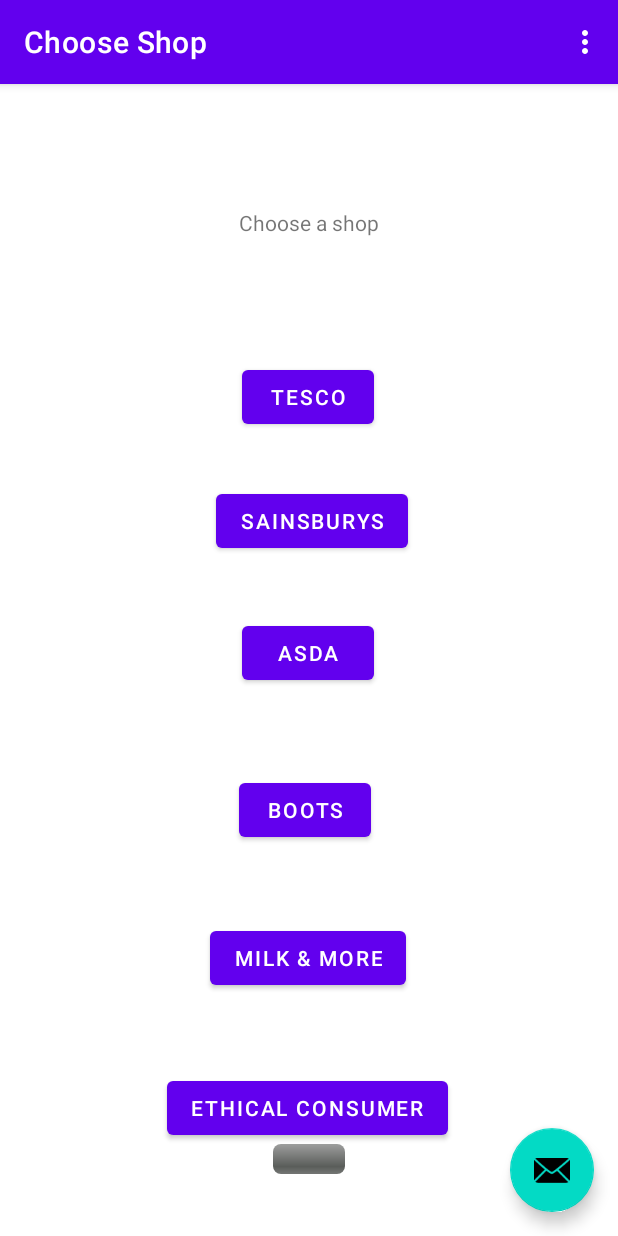
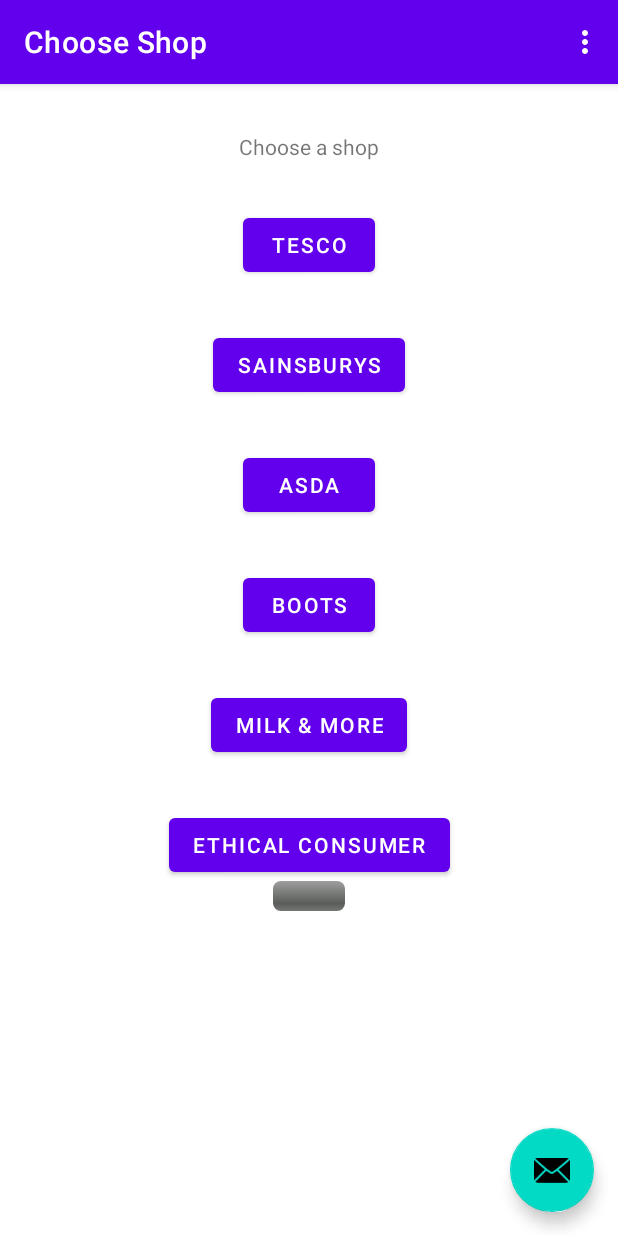
Before and after one commit to amy-phillips/EthicalShoppingAndroid, an Android app: the screen it shows after launch (MainActivity), on a phone screen of 412 x 824 dp. Run offline under Robolectric (Android 15) with nearby library versions, the phone set to English and light mode, and no system bars; our stand-ins replace navigation-ui.

Commit message:
fix layout of first fragment

```diff
--- a/app/src/main/res/layout/fragment_first.xml
+++ b/app/src/main/res/layout/fragment_first.xml
@@ -7,11 +7,11 @@
     tools:context=".FirstFragment">
 
     <TextView
-        android:id="@+id/textview_first"
+        android:id="@+id/choose_shop"
         android:layout_width="wrap_content"
         android:layout_height="wrap_content"
+        android:layout_marginTop="32dp"
         android:text="@string/hello_first_fragment"
-        app:layout_constraintBottom_toTopOf="@id/button_tesco"
         app:layout_constraintEnd_toEndOf="parent"
         app:layout_constraintStart_toStartOf="parent"
         app:layout_constraintTop_toTopOf="parent" />
@@ -21,71 +21,71 @@
         android:layout_width="wrap_content"
         android:layout_height="wrap_content"
         android:text="@string/tesco"
-        app:layout_constraintBottom_toBottomOf="@id/button_sainsburys"
+        app:layout_constraintBottom_toTopOf="@id/button_sainsburys"
         app:layout_constraintEnd_toEndOf="parent"
-        app:layout_constraintHorizontal_bias="0.498"
         app:layout_constraintStart_toStartOf="parent"
-        app:layout_constraintTop_toBottomOf="@id/textview_first" />
+        app:layout_constraintTop_toBottomOf="@id/choose_shop" />
 
     <Button
         android:id="@+id/button_sainsburys"
         android:layout_width="wrap_content"
         android:layout_height="wrap_content"
         android:text="@string/sainsburys"
-        app:layout_constraintBottom_toBottomOf="@id/button_ethicalconsumer"
+        app:layout_constraintBottom_toTopOf="@id/button_asda"
         app:layout_constraintEnd_toEndOf="parent"
-        app:layout_constraintHorizontal_bias="0.508"
         app:layout_constraintStart_toStartOf="parent"
-        app:layout_constraintTop_toBottomOf="@id/textview_first"
-        app:layout_constraintVertical_bias="0.297" />
+        app:layout_constraintTop_toBottomOf="@id/button_tesco" />
 
     <Button
         android:id="@+id/button_asda"
         android:layout_width="wrap_content"
         android:layout_height="wrap_content"
         android:text="@string/asda"
-        app:layout_constraintBottom_toBottomOf="@id/button_ethicalconsumer"
+        app:layout_constraintBottom_toTopOf="@id/button_boots"
         app:layout_constraintEnd_toEndOf="parent"
-        app:layout_constraintHorizontal_bias="0.498"
         app:layout_constraintStart_toStartOf="parent"
-        app:layout_constraintTop_toBottomOf="@id/textview_first"
-        app:layout_constraintVertical_bias="0.455" />
+        app:layout_constraintTop_toBottomOf="@id/button_sainsburys" />
 
     <Button
         android:id="@+id/button_boots"
         android:layout_width="wrap_content"
         android:layout_height="wrap_content"
         android:text="@string/boots"
-        app:layout_constraintBottom_toBottomOf="@id/button_ethicalconsumer"
+        app:layout_constraintBottom_toTopOf="@id/button_milkandmore"
         app:layout_constraintEnd_toEndOf="parent"
-        app:layout_constraintHorizontal_bias="0.492"
         app:layout_constraintStart_toStartOf="parent"
-        app:layout_constraintTop_toBottomOf="@id/textview_first"
-        app:layout_constraintVertical_bias="0.643" />
+        app:layout_constraintTop_toBottomOf="@id/button_asda" />
 
     <Button
         android:id="@+id/button_milkandmore"
         android:layout_width="wrap_content"
         android:layout_height="wrap_content"
         android:text="@string/milkandmore"
-        app:layout_constraintBottom_toBottomOf="@id/button_ethicalconsumer"
+        app:layout_constraintBottom_toTopOf="@id/button_ethicalconsumer"
         app:layout_constraintEnd_toEndOf="parent"
-        app:layout_constraintHorizontal_bias="0.498"
         app:layout_constraintStart_toStartOf="parent"
-        app:layout_constraintTop_toBottomOf="@id/textview_first"
-        app:layout_constraintVertical_bias="0.82" />
+        app:layout_constraintTop_toBottomOf="@id/button_boots" />
+
+    <Space
+        android:id="@+id/spacer"
+        android:layout_width="wrap_content"
+        android:layout_height="wrap_content"
+        android:layout_marginTop="16dp"
+        android:layout_marginBottom="16dp"
+        app:layout_constraintBottom_toTopOf="@id/button_ethicalconsumer"
+        app:layout_constraintEnd_toEndOf="parent"
+        app:layout_constraintStart_toStartOf="parent"
+        app:layout_constraintTop_toBottomOf="@id/button_milkandmore" />
 
     <Button
         android:id="@+id/button_ethicalconsumer"
         android:layout_width="wrap_content"
         android:layout_height="wrap_content"
         android:text="@string/ethical_consumer"
-        app:layout_constraintBottom_toBottomOf="parent"
+        app:layout_constraintBottom_toTopOf="@id/progress_getfoods"
         app:layout_constraintEnd_toEndOf="parent"
-        app:layout_constraintHorizontal_bias="0.497"
         app:layout_constraintStart_toStartOf="parent"
-        app:layout_constraintTop_toBottomOf="@id/textview_first"
-        app:layout_constraintVertical_bias="0.901" />
+        app:layout_constraintTop_toBottomOf="@id/spacer" />
 
     <ProgressBar
         android:id="@+id/progress_getfoods"
@@ -96,4 +96,5 @@
         app:layout_constraintLeft_toLeftOf="parent"
         app:layout_constraintRight_toRightOf="parent"
         app:layout_constraintTop_toBottomOf="@id/button_ethicalconsumer"/>
+
 </androidx.constraintlayout.widget.ConstraintLayout>
```
